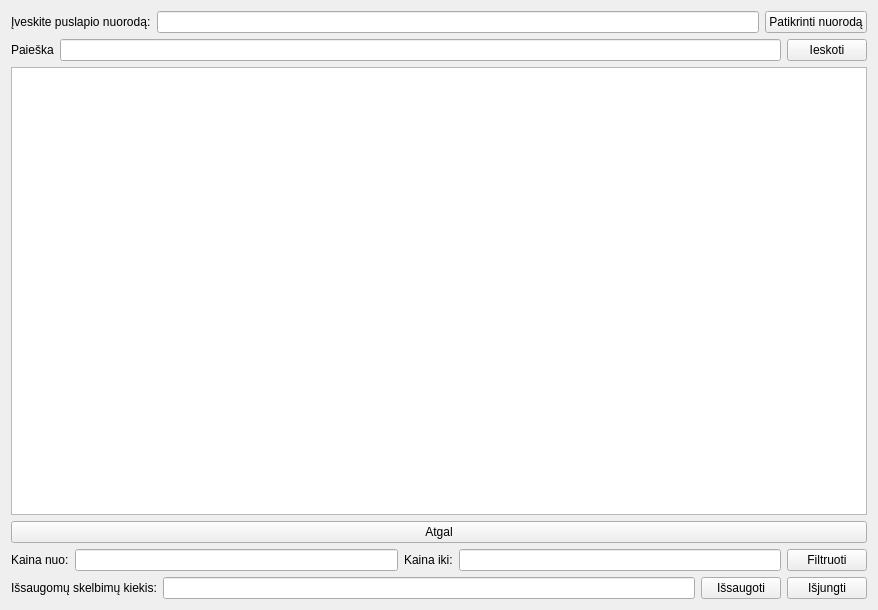
This is skelbiu_design.ui in Taifunas/Baigiamasis-darbas as Qt 5 draws it before an edit. The edited form follows.
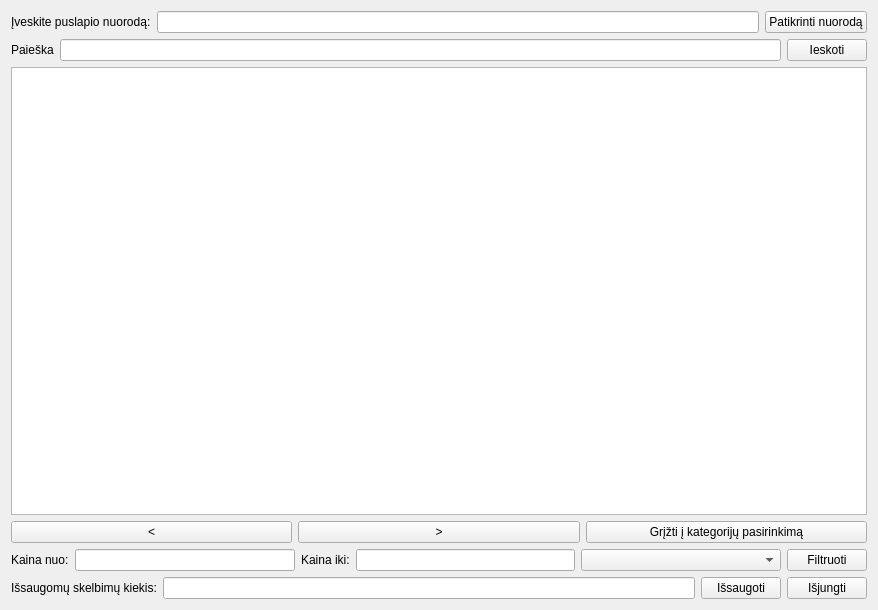
This is the edited form.

```diff
--- a/skelbiu_design.ui
+++ b/skelbiu_design.ui
@@ -78,11 +78,29 @@
       <widget class="QTableWidget" name="categories_table"/>
      </item>
      <item>
-      <widget class="QPushButton" name="back">
-       <property name="text">
-        <string>Atgal</string>
-       </property>
-      </widget>
+      <layout class="QHBoxLayout" name="layout_pages">
+       <item>
+        <widget class="QPushButton" name="page_back">
+         <property name="text">
+          <string>&lt;</string>
+         </property>
+        </widget>
+       </item>
+       <item>
+        <widget class="QPushButton" name="next_page">
+         <property name="text">
+          <string>&gt;</string>
+         </property>
+        </widget>
+       </item>
+       <item>
+        <widget class="QPushButton" name="back">
+         <property name="text">
+          <string>Grįžti į kategorijų pasirinkimą</string>
+         </property>
+        </widget>
+       </item>
+      </layout>
      </item>
     </layout>
    </item>
@@ -116,6 +134,16 @@
        </property>
       </widget>
      </item>
+     <item>
+      <widget class="QComboBox" name="rusiavimas_dropdown">
+       <property name="minimumSize">
+        <size>
+         <width>200</width>
+         <height>0</height>
+        </size>
+       </property>
+      </widget>
+     </item>
      <item>
       <widget class="QPushButton" name="filter_button">
        <property name="text">
```
Left out of the diff: 9 changed lines with no effect on the pictures.
